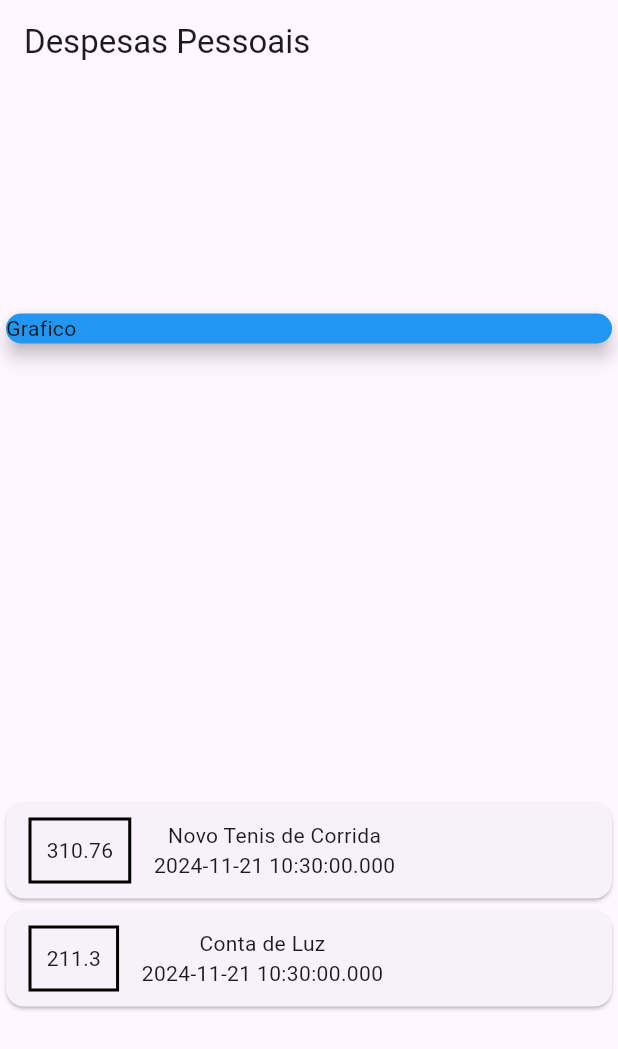
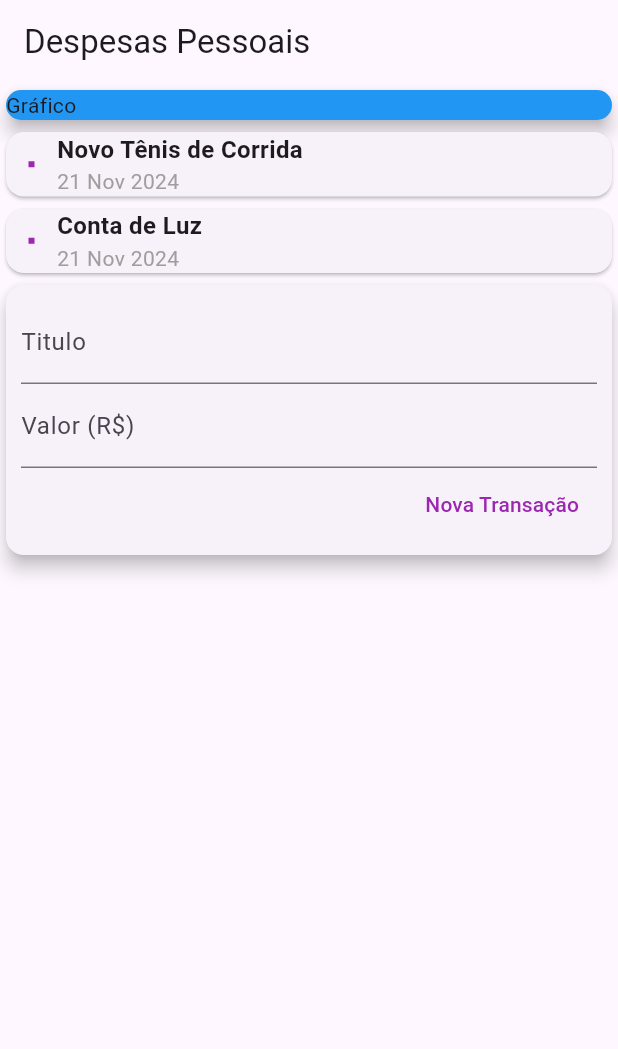
Before and after one commit to victoricoma/ddm_flutter_a, a Flutter app: the screen it shows after launch, on a phone screen of 412 x 824 dp. Shown: the top 1049 px of the screen. Run offline on Flutter 3.47's test engine with Material 3 defaults, Android fonts, the phone set to English and light mode, and no system bars.

Commit message:
Aula1121 - Transação na aplicação

```diff
--- a/expenses/lib/components/transaction_form.dart
+++ b/expenses/lib/components/transaction_form.dart
@@ -1,7 +1,7 @@
 import 'package:flutter/material.dart';
 
 class TransactionForm extends StatelessWidget {
-  TransactionForm({Key? key}) : super(key: key);
+  TransactionForm(Function(String title, double value) addTransaction, {Key? key}) : super(key: key);
   final titleController = TextEditingController();
   final valueController = TextEditingController();
 
--- a/expenses/lib/components/transaction_list.dart
+++ b/expenses/lib/components/transaction_list.dart
@@ -1,8 +1,53 @@
 import 'package:flutter/material.dart';
 import '../models/transactions.dart';
+import 'package:intl/intl.dart';
 
 class TransactionList extends StatelessWidget {
   final List<Transaction> transactions;
 
   const TransactionList(this.transactions, {Key? key}) : super(key: key);
+
+  @override
+  Widget build(BuildContext context) {
+    return Column(
+      children: transactions.map((tr) {
+        return Card(
+          child: Row(
+            children: [
+              Container(
+                margin: const EdgeInsets.symmetric(
+                  horizontal: 15,
+                  vertical: 10,
+                ),
+                decoration: BoxDecoration(
+                  border: Border.all(
+                    color: Colors.purple,
+                    width: 2,
+                  ),
+                ),
+              ),
+              Column(
+                crossAxisAlignment: CrossAxisAlignment.start,
+                children: [
+                  Text(
+                    tr.title,
+                    style: const TextStyle(
+                      fontSize: 16,
+                      fontWeight: FontWeight.bold,
+                    ),
+                  ),
+                  Text(
+                    DateFormat('d MMM y').format(tr.date),
+                    style: const TextStyle(
+                      color: Colors.grey,
+                    ),
+                  )
+                ],
+              )
+            ],
+          ),
+        );
+      }).toList(),
+    );
+  }
 }
--- a/expenses/lib/components/transaction_user.dart
+++ b/expenses/lib/components/transaction_user.dart
@@ -0,0 +1,52 @@
+import 'package:flutter/material.dart';
+import 'dart:math';
+import 'transaction_form.dart';
+import 'transaction_list.dart';
+import '../models/transactions.dart';
+
+class TransactionUser extends StatefulWidget {
+  const TransactionUser({Key? key}) : super(key: key);
+
+  @override
+  State<TransactionUser> createState() => _TransactionUserState();
+}
+
+class _TransactionUserState extends State<TransactionUser> {
+  final _transactions = [
+    Transaction(
+      id: 't1',
+      title: 'Novo Tênis de Corrida',
+      value: 310.76,
+      date: DateTime.now(),
+    ),
+    Transaction(
+      id: 't2',
+      title: 'Conta de Luz',
+      value: 211.30,
+      date: DateTime.now(),
+    )
+  ];
+
+  _addTransaction(String title, double value) {
+    final newTransaction = Transaction(
+      id: Random().nextDouble().toString(),
+      title: title,
+      value: value,
+      date: DateTime.now(),
+    );
+
+    setState(() {
+      _transactions.add(newTransaction);
+    });
+  }
+
+  @override
+  Widget build(BuildContext context) {
+    return Column(
+      children: [
+        TransactionList(_transactions),
+        TransactionForm(_addTransaction),
+      ],
+    );
+  }
+}
--- a/expenses/lib/main.dart
+++ b/expenses/lib/main.dart
@@ -1,5 +1,5 @@
 import 'package:flutter/material.dart';
-import 'models/transactions.dart';
+import 'components/transaction_user.dart';
 
 main() => runApp(const ExpensesApp());
 
@@ -13,20 +13,6 @@ class ExpensesApp extends StatelessWidget {
 
 class MyHomePage extends StatelessWidget {
   MyHomePage({Key? key}) : super(key: key);
-  final _transactions = [
-    Transaction(
-      id: 't1',
-      title: 'Novo Tenis de Corrida',
-      value: 310.76,
-      date: DateTime.now(),
-    ),
-    Transaction(
-      id: 't2',
-      title: 'Conta de Luz',
-      value: 211.30,
-      date: DateTime.now(),
-    )
-  ];
 
   @override
   Widget build(BuildContext context) {
@@ -35,48 +21,16 @@ class MyHomePage extends StatelessWidget {
         title: const Text('Despesas Pessoais'),
       ),
       body: Column(
-        mainAxisAlignment: MainAxisAlignment.spaceAround,
         crossAxisAlignment: CrossAxisAlignment.stretch,
-        children: [
-          const SizedBox(
+        children: const [
+          SizedBox(
             child: Card(
               color: Colors.blue,
-              child: Text('Grafico'),
+              child: Text("Gráfico"),
               elevation: 5,
             ),
           ),
-          Column(
-            children: _transactions.map((tr) {
-              return Card(
-                child: Row(
-                  children: [
-                    Container(
-                      margin: const EdgeInsets.symmetric(
-                        horizontal: 15,
-                        vertical: 10,
-                      ),
-                      decoration: BoxDecoration(
-                        border: Border.all(
-                          color: Colors.black,
-                          width: 2,
-                        ),
-                      ),
-                      padding: const EdgeInsets.all(10),
-                      child: Text(
-                        tr.value.toString(),
-                      ),
-                    ),
-                    Column(
-                      children: [
-                        Text(tr.title),
-                        Text(tr.date.toString()),
-                      ],
-                    ),
-                  ],
-                ),
-              );
-            }).toList(),
-          )
+          TransactionUser(),
         ],
       ),
     );
--- a/expenses/pubspec.yaml
+++ b/expenses/pubspec.yaml
@@ -30,7 +30,7 @@ environment:
 dependencies:
   flutter:
     sdk: flutter
-
+  intl: ^0.18.0
 
   # The following adds the Cupertino Icons font to your application.
   # Use with the CupertinoIcons class for iOS style icons.
```
Also changed, not shown: expenses/pubspec.lock.
